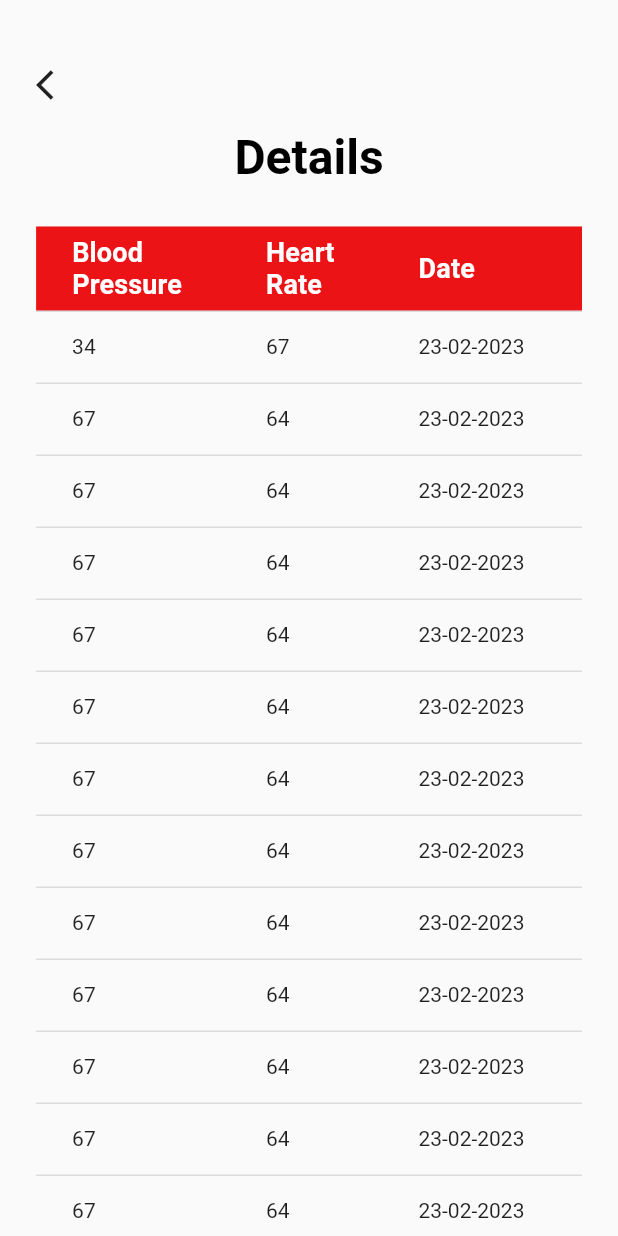
After one commit to MalikDanish574/Heart-Care, a Flutter app: the Details screen opened directly, on a phone screen of 412 x 824 dp. The commit adds this screen. Run offline on Flutter 3.47's test engine with Material 2 defaults, Android fonts, the phone set to English and light mode, and no system bars; our stand-ins replace carousel_slider, firebase_auth, firebase_core, flutter_screenutil, fluttertoast, get; missing offline and left inert: horizontal_calendar; accounts and stored records are empty.

Commit message:
Patient details screen done

```diff
--- a/lib/screens/Dashbords/patientdashboard.dart
+++ b/lib/screens/Dashbords/patientdashboard.dart
@@ -6,6 +6,8 @@ import 'package:patient_health_monitoring_app/utils/colors.dart';
 import 'package:patient_health_monitoring_app/widgets/Slider.dart';
 import 'package:patient_health_monitoring_app/widgets/searchBAr.dart';
 
+import '../details.dart';
+
 
 class PatientDashboard extends StatelessWidget {
   final searchController = TextEditingController();
@@ -13,7 +15,8 @@ class PatientDashboard extends StatelessWidget {
   Widget build(BuildContext context) {
     return Scaffold(
       backgroundColor: bgwhite,
-      body: Padding(
+      body: SingleChildScrollView(
+        child: Padding(
           padding: EdgeInsets.symmetric(horizontal: 25.w),
           child: Column(children: [
             SizedBox(
@@ -168,7 +171,11 @@ class PatientDashboard extends StatelessWidget {
                         SizedBox(
                           width: 15.w,
                         ),
-                      Container(
+                        InkWell(
+                          onTap: () {
+                            Get.to(()=>Details());
+                          },
+                          child: Container(
                             height: 200.h,
                             width: 160.w,
                             decoration: BoxDecoration(
@@ -206,6 +213,7 @@ class PatientDashboard extends StatelessWidget {
                               ),
                             ),
                           ),
+                        ),
                       ],
                     )
                   ],
@@ -214,6 +222,7 @@ class PatientDashboard extends StatelessWidget {
             )
           ]),
         ),
+      ),
     );
   }
 }
--- /dev/null
+++ b/lib/screens/details.dart
@@ -0,0 +1,193 @@
+import 'package:flutter/material.dart';
+import 'package:flutter_screenutil/flutter_screenutil.dart';
+import 'package:get/get.dart';
+
+import '../utils/colors.dart';
+
+class Details extends StatelessWidget {
+  @override
+  Widget build(BuildContext context) {
+    return Scaffold(
+      body: Padding(
+        padding: EdgeInsets.symmetric(horizontal: 25.w),
+        child: SingleChildScrollView(
+          child: Column(children: [
+            SizedBox(
+              height: 50.h,
+            ),
+            Row(
+              children: [
+                InkWell(
+                    onTap: () {
+                      Get.back();
+                    },
+                    child: Icon(Icons.arrow_back_ios)),
+              ],
+            ),
+            SizedBox(
+              height: 20.h,
+            ),
+            Center(
+              child: Text(
+                "Details",
+                style: TextStyle(
+                    color: textblack,
+                    fontSize: 32,
+                    fontWeight: FontWeight.bold),
+              ),
+            ),
+            SizedBox(
+              height: 30.h,
+            ),
+            SingleChildScrollView(
+              scrollDirection: Axis.horizontal,
+              child: DataTable(
+                headingRowColor: MaterialStateProperty.resolveWith<Color?>(
+                    (Set<MaterialState> states) {
+
+                  return textred; // Use the default value.
+                }),
+                columns: [
+                  DataColumn(
+                      label: Text('Blood\nPressure',
+                          style: TextStyle(
+                              fontSize: 18,
+                              fontWeight: FontWeight.bold,
+                              color: textWhite))),
+                  DataColumn(
+                      label: Text('Heart\nRate',
+                          style: TextStyle(
+                              fontSize: 18,
+                              fontWeight: FontWeight.bold,
+                              color: textWhite))),
+                  DataColumn(
+                      label: Text('Date',
+                          style: TextStyle(
+                              fontSize: 18,
+                              fontWeight: FontWeight.bold,
+                              color: textWhite))),
+                  DataColumn(
+                      label: Text('Time',
+                          style: TextStyle(
+                              fontSize: 18,
+                              fontWeight: FontWeight.bold,
+                              color: textWhite))),
+                ],
+                rows: [
+                  DataRow(cells: [
+                    DataCell(Text('34')),
+                    DataCell(Text('67')),
+                    DataCell(Text('23-02-2023')),
+                    DataCell(Text('6:00')),
+                  ]),
+                  DataRow(cells: [
+                    DataCell(Text('67')),
+                    DataCell(Text('64')),
+                    DataCell(Text('23-02-2023')),
+                    DataCell(Text('6:00')),
+                  ]),
+                  DataRow(cells: [
+                    DataCell(Text('67')),
+                    DataCell(Text('64')),
+                    DataCell(Text('23-02-2023')),
+                    DataCell(Text('6:00')),
+                  ]),
+                  DataRow(cells: [
+                    DataCell(Text('67')),
+                    DataCell(Text('64')),
+                    DataCell(Text('23-02-2023')),
+                    DataCell(Text('6:00')),
+                  ]),
+                  DataRow(cells: [
+                    DataCell(Text('67')),
+                    DataCell(Text('64')),
+                    DataCell(Text('23-02-2023')),
+                    DataCell(Text('6:00')),
+                  ]),
+                  DataRow(cells: [
+                    DataCell(Text('67')),
+                    DataCell(Text('64')),
+                    DataCell(Text('23-02-2023')),
+                    DataCell(Text('6:00')),
+                  ]),
+                  DataRow(cells: [
+                    DataCell(Text('67')),
+                    DataCell(Text('64')),
+                    DataCell(Text('23-02-2023')),
+                    DataCell(Text('6:00')),
+                  ]),
+                  DataRow(cells: [
+                    DataCell(Text('67')),
+                    DataCell(Text('64')),
+                    DataCell(Text('23-02-2023')),
+                    DataCell(Text('6:00')),
+                  ]),
+                  DataRow(cells: [
+                    DataCell(Text('67')),
+                    DataCell(Text('64')),
+                    DataCell(Text('23-02-2023')),
+                    DataCell(Text('6:00')),
+                  ]),
+                  DataRow(cells: [
+                    DataCell(Text('67')),
+                    DataCell(Text('64')),
+                    DataCell(Text('23-02-2023')),
+                    DataCell(Text('6:00')),
+                  ]),
+                  DataRow(cells: [
+                    DataCell(Text('67')),
+                    DataCell(Text('64')),
+                    DataCell(Text('23-02-2023')),
+                    DataCell(Text('6:00')),
+                  ]),
+                  DataRow(cells: [
+                    DataCell(Text('67')),
+                    DataCell(Text('64')),
+                    DataCell(Text('23-02-2023')),
+                    DataCell(Text('6:00')),
+                  ]),
+                  DataRow(cells: [
+                    DataCell(Text('67')),
+                    DataCell(Text('64')),
+                    DataCell(Text('23-02-2023')),
+                    DataCell(Text('6:00')),
+                  ]),
+                  DataRow(cells: [
+                    DataCell(Text('67')),
+                    DataCell(Text('64')),
+                    DataCell(Text('23-02-2023')),
+                    DataCell(Text('6:00')),
+                  ]),
+                  DataRow(cells: [
+                    DataCell(Text('67')),
+                    DataCell(Text('64')),
+                    DataCell(Text('23-02-2023')),
+                    DataCell(Text('6:00')),
+                  ]),
+                  DataRow(cells: [
+                    DataCell(Text('67')),
+                    DataCell(Text('64')),
+                    DataCell(Text('23-02-2023')),
+                    DataCell(Text('6:00')),
+                  ]),
+                  DataRow(cells: [
+                    DataCell(Text('67')),
+                    DataCell(Text('64')),
+                    DataCell(Text('23-02-2023')),
+                    DataCell(Text('6:00')),
+                  ]),
+                  DataRow(cells: [
+                    DataCell(Text('67')),
+                    DataCell(Text('64')),
+                    DataCell(Text('23-02-2023')),
+                    DataCell(Text('6:00')),
+                  ]),
+                ],
+              ),
+            ),
+          ]),
+        ),
+      ),
+    );
+  }
+}
```
Lines whose indentation alone changed are shown as unchanged.
